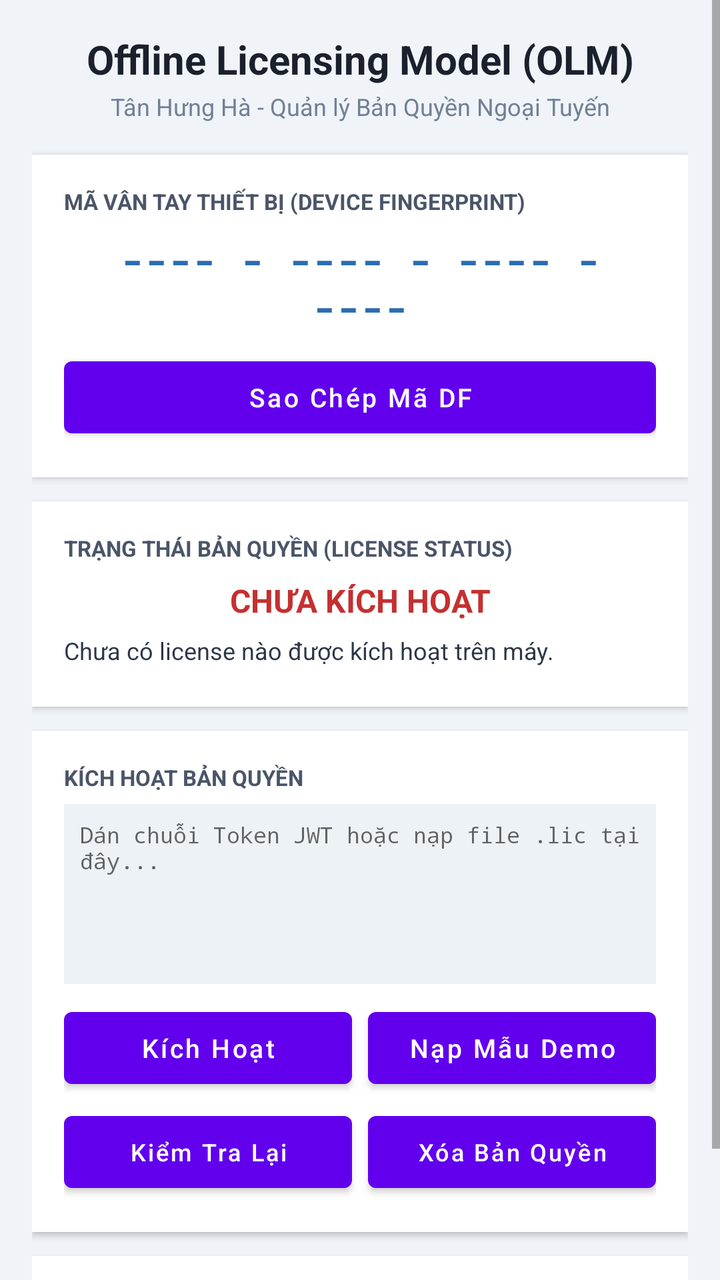
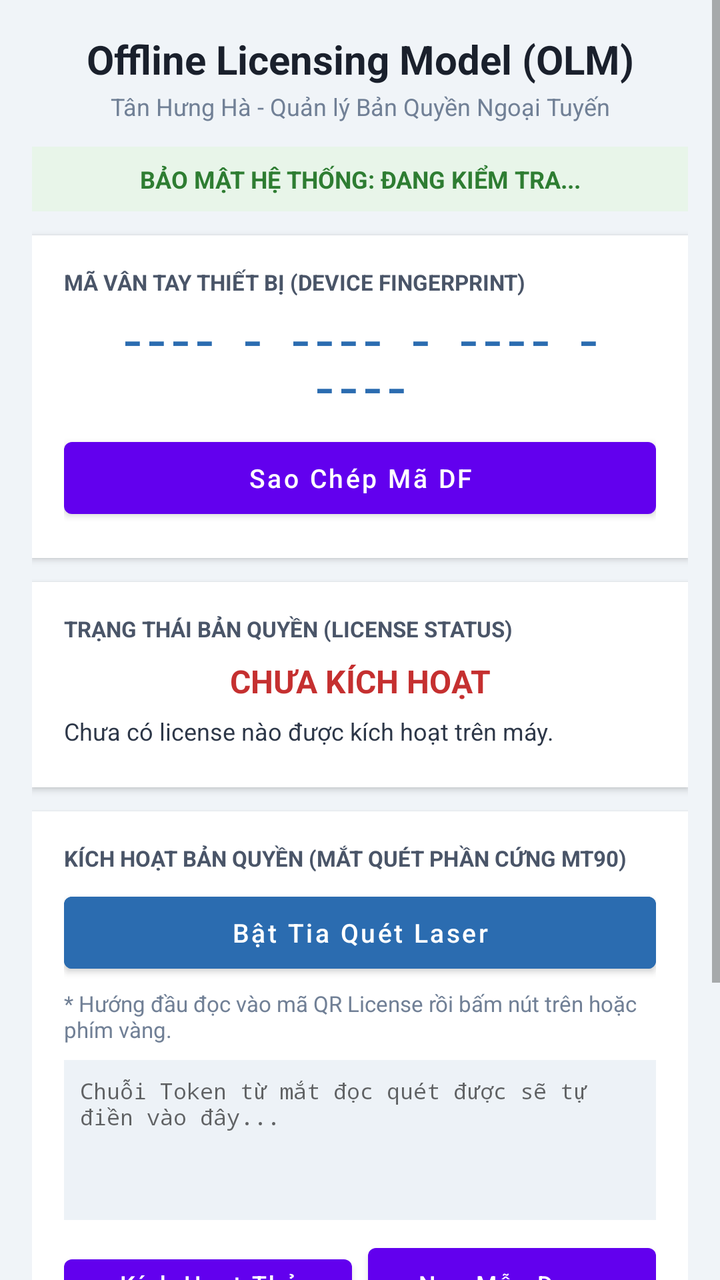

An Android layout rendered at two revisions. The XML below is the earlier revision; the diff shows what the commit changed to produce the second picture.
<!-- AndroidManifest.xml: application theme Theme.OfflineLicensingModel -->
<!-- res/layout/activity_main.xml -->
<?xml version="1.0" encoding="utf-8"?>
<ScrollView xmlns:android="http://schemas.android.com/apk/res/android"
    xmlns:tools="http://schemas.android.com/tools"
    android:layout_width="match_parent"
    android:layout_height="match_parent"
    android:background="#F0F4F8"
    tools:context=".MainActivity">

    <LinearLayout
        android:layout_width="match_parent"
        android:layout_height="wrap_content"
        android:orientation="vertical"
        android:padding="16dp">

        
        <TextView
            android:layout_width="match_parent"
            android:layout_height="wrap_content"
            android:text="Offline Licensing Model (OLM)"
            android:textSize="20sp"
            android:textStyle="bold"
            android:textColor="#1A202C"
            android:gravity="center"
            android:paddingBottom="2dp" />

        <TextView
            android:layout_width="match_parent"
            android:layout_height="wrap_content"
            android:text="Tân Hưng Hà - Quản lý Bản Quyền Ngoại Tuyến"
            android:textSize="12sp"
            android:textColor="#718096"
            android:gravity="center"
            android:paddingBottom="16dp" />

        
        <LinearLayout
            android:layout_width="match_parent"
            android:layout_height="wrap_content"
            android:orientation="vertical"
            android:background="#FFFFFF"
            android:padding="16dp"
            android:elevation="2dp">

            <TextView
                android:layout_width="wrap_content"
                android:layout_height="wrap_content"
                android:text="MÃ VÂN TAY THIẾT BỊ (DEVICE FINGERPRINT)"
                android:textSize="11sp"
                android:textStyle="bold"
                android:textColor="#4A5568" />

            <TextView
                android:id="@+id/tv_df_code"
                android:layout_width="match_parent"
                android:layout_height="wrap_content"
                android:text="---- - ---- - ---- - ----"
                android:textSize="20sp"
                android:textStyle="bold"
                android:textColor="#2B6CB0"
                android:gravity="center"
                android:paddingTop="8dp"
                android:paddingBottom="8dp"
                android:fontFamily="monospace" />

            <Button
                android:id="@+id/btn_copy_df"
                android:layout_width="match_parent"
                android:layout_height="wrap_content"
                android:text="Sao Chép Mã DF"
                android:textAllCaps="false"
                android:textSize="13sp" />

        </LinearLayout>

        <View android:layout_width="match_parent" android:layout_height="12dp" />

        
        <LinearLayout
            android:layout_width="match_parent"
            android:layout_height="wrap_content"
            android:orientation="vertical"
            android:background="#FFFFFF"
            android:padding="16dp"
            android:elevation="2dp">

            <TextView
                android:layout_width="wrap_content"
                android:layout_height="wrap_content"
                android:text="TRẠNG THÁI BẢN QUYỀN (LICENSE STATUS)"
                android:textSize="11sp"
                android:textStyle="bold"
                android:textColor="#4A5568" />

            <TextView
                android:id="@+id/tv_license_status"
                android:layout_width="match_parent"
                android:layout_height="wrap_content"
                android:text="CHƯA KÍCH HOẠT"
                android:textSize="16sp"
                android:textStyle="bold"
                android:textColor="#C53030"
                android:gravity="center"
                android:paddingTop="8dp"
                android:paddingBottom="6dp" />

            <TextView
                android:id="@+id/tv_license_details"
                android:layout_width="match_parent"
                android:layout_height="wrap_content"
                android:text="Chưa có license nào được kích hoạt trên máy."
                android:textSize="12sp"
                android:textColor="#2D3748"
                android:paddingBottom="4dp" />

        </LinearLayout>

        <View android:layout_width="match_parent" android:layout_height="12dp" />

        
        <LinearLayout
            android:layout_width="match_parent"
            android:layout_height="wrap_content"
            android:orientation="vertical"
            android:background="#FFFFFF"
            android:padding="16dp"
            android:elevation="2dp">

            <TextView
                android:layout_width="wrap_content"
                android:layout_height="wrap_content"
                android:text="KÍCH HOẠT BẢN QUYỀN"
                android:textSize="11sp"
                android:textStyle="bold"
                android:textColor="#4A5568"
                android:paddingBottom="6dp" />

            <EditText
                android:id="@+id/edt_license_token"
                android:layout_width="match_parent"
                android:layout_height="90dp"
                android:hint="Dán chuỗi Token JWT hoặc nạp file .lic tại đây..."
                android:textSize="11sp"
                android:gravity="top|start"
                android:background="#EDF2F7"
                android:padding="8dp"
                android:fontFamily="monospace"
                android:inputType="textMultiLine" />

            <LinearLayout
                android:layout_width="match_parent"
                android:layout_height="wrap_content"
                android:orientation="horizontal"
                android:paddingTop="8dp">

                <Button
                    android:id="@+id/btn_activate"
                    android:layout_width="0dp"
                    android:layout_height="wrap_content"
                    android:layout_weight="1"
                    android:text="Kích Hoạt"
                    android:textAllCaps="false"
                    android:textSize="13sp" />

                <View android:layout_width="8dp" android:layout_height="match_parent" />

                <Button
                    android:id="@+id/btn_load_demo"
                    android:layout_width="0dp"
                    android:layout_height="wrap_content"
                    android:layout_weight="1"
                    android:text="Nạp Mẫu Demo"
                    android:textAllCaps="false"
                    android:textSize="13sp" />

            </LinearLayout>

            <LinearLayout
                android:layout_width="match_parent"
                android:layout_height="wrap_content"
                android:orientation="horizontal"
                android:paddingTop="4dp">

                <Button
                    android:id="@+id/btn_reverify"
                    android:layout_width="0dp"
                    android:layout_height="wrap_content"
                    android:layout_weight="1"
                    android:text="Kiểm Tra Lại"
                    android:textAllCaps="false"
                    android:textSize="12sp" />

                <View android:layout_width="8dp" android:layout_height="match_parent" />

                <Button
                    android:id="@+id/btn_reset_license"
                    android:layout_width="0dp"
                    android:layout_height="wrap_content"
                    android:layout_weight="1"
                    android:text="Xóa Bản Quyền"
                    android:textAllCaps="false"
                    android:textSize="12sp" />

            </LinearLayout>

        </LinearLayout>

        <View android:layout_width="match_parent" android:layout_height="12dp" />

        
        <LinearLayout
            android:layout_width="match_parent"
            android:layout_height="wrap_content"
            android:orientation="vertical"
            android:background="#FFFFFF"
            android:padding="16dp"
            android:elevation="2dp">

            <TextView
                android:layout_width="wrap_content"
                android:layout_height="wrap_content"
                android:text="THÔNG SỐ PHẦN CỨNG VÀ CANONICAL DEBUG"
                android:textSize="11sp"
                android:textStyle="bold"
                android:textColor="#4A5568"
                android:paddingBottom="8dp" />

            <TextView
                android:id="@+id/sample_text"
                android:layout_width="match_parent"
                android:layout_height="wrap_content"
                android:text="Đang tải dữ liệu thiết bị..."
                android:textSize="11sp"
                android:textColor="#2D3748"
                android:fontFamily="monospace" />

        </LinearLayout>

    </LinearLayout>

</ScrollView>
<!-- resources referenced by this layout -->
<resources>
  <style name="Theme.OfflineLicensingModel" parent="Theme.MaterialComponents.DayNight.DarkActionBar">
          
          <item name="colorPrimary">@color/purple_500</item>
          <item name="colorPrimaryVariant">@color/purple_700</item>
          <item name="colorOnPrimary">@color/white</item>
          
          <item name="colorSecondary">@color/teal_200</item>
          <item name="colorSecondaryVariant">@color/teal_700</item>
          <item name="colorOnSecondary">@color/black</item>
          
          <item name="android:statusBarColor">?attr/colorPrimaryVariant</item>
          
      </style>
  <color name="purple_500">#FF6200EE</color>
  <color name="purple_700">#FF3700B3</color>
  <color name="white">#FFFFFFFF</color>
  <color name="teal_200">#FF03DAC5</color>
  <color name="teal_700">#FF018786</color>
  <color name="black">#FF000000</color>
</resources>

<!-- the commit's change to res/layout/activity_main.xml (unified diff, before → after) -->
@@ -30,7 +30,21 @@
             android:textSize="12sp"
             android:textColor="#718096"
             android:gravity="center"
-            android:paddingBottom="16dp" />
+            android:paddingBottom="12dp" />
+
+        
+        <TextView
+            android:id="@+id/tv_root_security_status"
+            android:layout_width="match_parent"
+            android:layout_height="wrap_content"
+            android:text="BẢO MẬT HỆ THỐNG: ĐANG KIỂM TRA..."
+            android:textSize="12sp"
+            android:textStyle="bold"
+            android:textColor="#2E7D32"
+            android:background="#E8F5E9"
+            android:padding="8dp"
+            android:gravity="center"
+            android:layout_marginBottom="12dp" />
 
         
         <LinearLayout
@@ -128,17 +142,37 @@
             <TextView
                 android:layout_width="wrap_content"
                 android:layout_height="wrap_content"
-                android:text="KÍCH HOẠT BẢN QUYỀN"
+                android:text="KÍCH HOẠT BẢN QUYỀN (MẮT QUÉT PHẦN CỨNG MT90)"
                 android:textSize="11sp"
                 android:textStyle="bold"
                 android:textColor="#4A5568"
                 android:paddingBottom="6dp" />
 
+            
+            <Button
+                android:id="@+id/btn_trigger_laser"
+                android:layout_width="match_parent"
+                android:layout_height="wrap_content"
+                android:text="Bật Tia Quét Laser"
+                android:textAllCaps="false"
+                android:textSize="13sp"
+                android:backgroundTint="#2B6CB0"
+                android:textColor="#FFFFFF" />
+
+            <TextView
+                android:layout_width="match_parent"
+                android:layout_height="wrap_content"
+                android:text="* Hướng đầu đọc vào mã QR License rồi bấm nút trên hoặc phím vàng."
+                android:textSize="11sp"
+                android:textColor="#718096"
+                android:paddingTop="4dp"
+                android:paddingBottom="8dp" />
+
             <EditText
                 android:id="@+id/edt_license_token"
                 android:layout_width="match_parent"
-                android:layout_height="90dp"
-                android:hint="Dán chuỗi Token JWT hoặc nạp file .lic tại đây..."
+                android:layout_height="80dp"
+                android:hint="Chuỗi Token từ mắt đọc quét được sẽ tự điền vào đây..."
                 android:textSize="11sp"
                 android:gravity="top|start"
                 android:background="#EDF2F7"
@@ -157,9 +191,9 @@
                     android:layout_width="0dp"
                     android:layout_height="wrap_content"
                     android:layout_weight="1"
-                    android:text="Kích Hoạt"
-                    android:textAllCaps="false"
-                    android:textSize="13sp" />
+                    android:text="Kích Hoạt Thủ Công"
+                    android:textAllCaps="false"
+                    android:textSize="12sp" />
 
                 <View android:layout_width="8dp" android:layout_height="match_parent" />
 
@@ -170,7 +204,7 @@
                     android:layout_weight="1"
                     android:text="Nạp Mẫu Demo"
                     android:textAllCaps="false"
-                    android:textSize="13sp" />
+                    android:textSize="12sp" />
 
             </LinearLayout>
 
